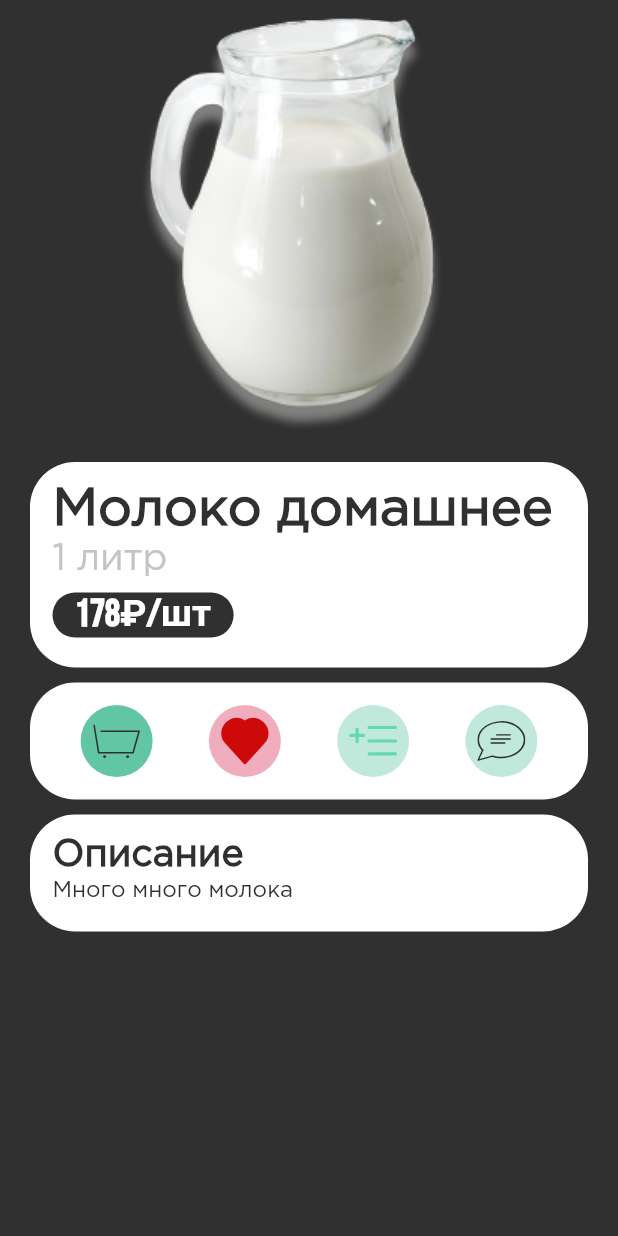
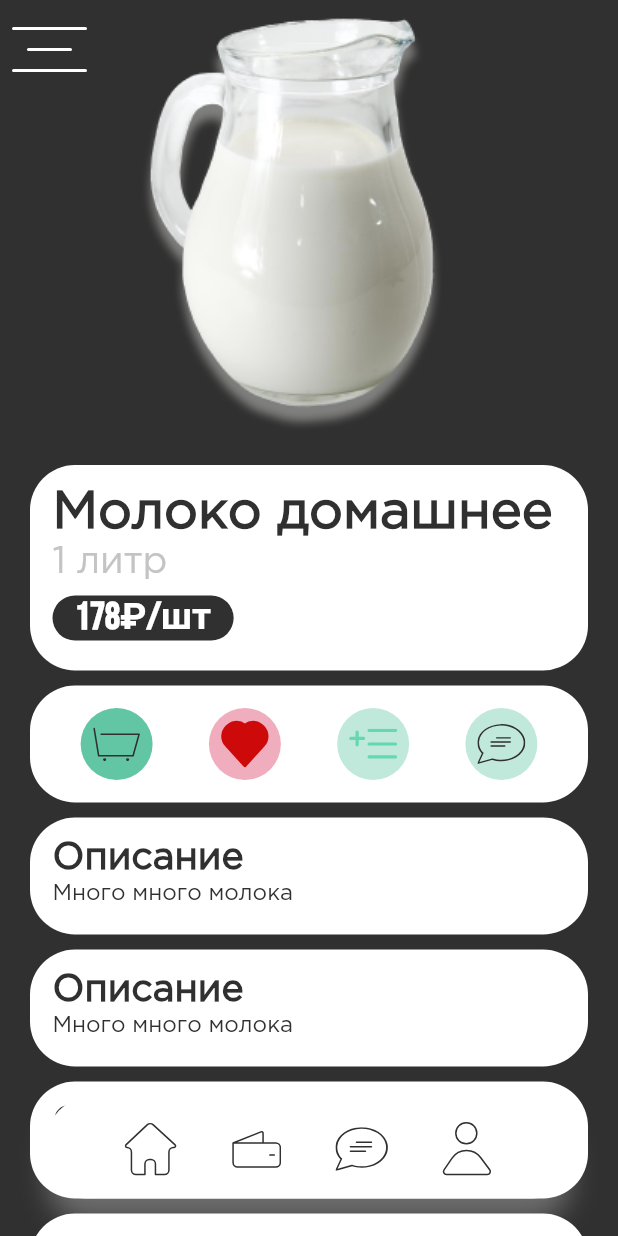
Before and after one commit to lamedevelop/cucumber-mobile, a Flutter app: the Product screen opened directly, on a phone screen of 412 x 824 dp. Run offline on Flutter 3.47's test engine with Material 2 defaults, Android fonts, the phone set to English and light mode, and no system bars; our stand-ins replace flutter_svg, get.

Commit message:
[CU-6] routing, bottom/topBar, refactoring

```diff
--- a/lib/config/icons.dart
+++ b/lib/config/icons.dart
@@ -1,4 +1,15 @@
+// Social
 const String CART = 'assets/icons/cart.svg';
 const String HEART = 'assets/icons/heart.svg';
 const String LIST = 'assets/icons/add_list.svg';
 const String MESSAGE = 'assets/icons/message.svg';
+
+// TopBar
+const String MENU = 'assets/icons/menu.svg';
+const String LEFT_ARROW = 'assets/icons/left_arrow.svg';
+const String SHORT_ARROW = 'assets/icons/short_arrow.svg';
+
+// BottomBar
+const String HOME = 'assets/icons/home.svg';
+const String MAN = 'assets/icons/man.svg';
+const String WALLET = 'assets/icons/wallet.svg';
--- /dev/null
+++ b/lib/config/routes_names.dart
@@ -0,0 +1,10 @@
+// BottomBar
+const String HOME = '/home';
+const String WALLET = '/wallet';
+const String MAN = '/man';
+const String MESSAGE = '/MESSAGE';
+
+// Pages
+const String CATEGORIES = '/categories';
+const String PRODUCTS_LIST = '/product_list';
+const String PRODUCT = '/product';
--- a/lib/models/product.dart
+++ b/lib/models/product.dart
@@ -6,9 +6,9 @@ class Product {
   final String description;
 
   Product({
-    this.image = "assets/images/milk.png",
-    this.name = "Название",
-    this.volume = '0',
+    this.image = 'assets/images/milk.png',
+    this.name = '',
+    this.volume = '',
     this.price = 0,
     this.description = '',
   });
@@ -23,3 +23,5 @@ class Product {
     );
   }
 }
+
+List<Product> sampleData = [];
--- /dev/null
+++ b/lib/pages/pages.dart
@@ -0,0 +1,3 @@
+export 'home_page.dart';
+export 'product.dart';
+export 'products_list.dart';
--- a/lib/pages/product.dart
+++ b/lib/pages/product.dart
@@ -1,8 +1,10 @@
 import 'package:flutter/material.dart';
+import 'package:flutter_svg/flutter_svg.dart';
+import 'package:get/get.dart';
 
-import 'package:cucumber_mobile/widgets/product/product_description.dart';
-import 'package:cucumber_mobile/widgets/product/product_social.dart';
-import 'package:cucumber_mobile/widgets/product/product_wide_description.dart';
+import 'package:cucumber_mobile/widgets/product/product.dart';
+import 'package:cucumber_mobile/widgets/bars/bars.dart';
+import 'package:cucumber_mobile/config/icons.dart' as icons;
 
 class Product extends StatefulWidget {
   @override
@@ -15,24 +17,49 @@ class _ProductState extends State<Product> {
   @override
   Widget build(BuildContext context) {
     return Scaffold(
-      body: Container(
+      body: SafeArea(
+        child: Stack(children: [
+          Container(
             child: ListView(
               children: <Widget>[
-            Image.asset(productImage,height: 300,),
-            SizedBox(height: 8),
+                _productImage(productImage),
                 ProductDescription(
                   name: 'Молоко домашнее',
                   volume: '1 литр',
                   price: '178₽/шт',
                 ),
-            SizedBox(height: 10),
                 ProductSocial(),
-            SizedBox(height: 10),
-            ProductWideDescription(
-              description: 'Много много молока',
-            ),
+                ProductWideDescription('Много много молока'),
+                ProductWideDescription('Много много молока'),
+                ProductWideDescription('Много много молока'),
+                ProductWideDescription('Много много молока'),
+                ProductWideDescription('Много много молока'),
+                ProductWideDescription('Много много молока'),
+                SizedBox(height: 100),
               ],
             ),
+          ),
+          Positioned(
+            top: 0,
+            child: MainTopBar(),
+            width: MediaQuery.of(context).size.width,
+          ),
+          Positioned(
+            bottom: 0,
+            child: BottomBarCustom(),
+            width: MediaQuery.of(context).size.width,
+          ),
+        ]),
+      ),
+    );
+  }
+
+  Widget _productImage(image) {
+    return Container(
+      margin: EdgeInsets.fromLTRB(0, 0, 0, 10),
+      child: Image.asset(
+        image,
+        height: 300,
       ),
     );
   }
--- /dev/null
+++ b/lib/routes.dart
@@ -0,0 +1,22 @@
+import 'package:get/get.dart';
+
+import 'package:cucumber_mobile/pages/pages.dart';
+import 'package:cucumber_mobile/config/routes_names.dart' as route_name;
+
+List<GetPage<dynamic>> routes = [
+  GetPage(
+    name: route_name.HOME,
+    page: () => HomePage(),
+    transition: Transition.noTransition,
+  ),
+  GetPage(
+    name: route_name.PRODUCTS_LIST,
+    page: () => ProductsList(),
+    transition: Transition.noTransition,
+  ),
+  GetPage(
+    name: route_name.PRODUCT,
+    page: () => Product(),
+    transition: Transition.noTransition,
+  ),
+];
--- /dev/null
+++ b/lib/widgets/bars/bars.dart
@@ -0,0 +1,2 @@
+export 'bottom_bar.dart';
+export 'main_topbar.dart';
--- /dev/null
+++ b/lib/widgets/bars/bottom_bar.dart
@@ -0,0 +1,61 @@
+import 'package:flutter/material.dart';
+import 'package:flutter_svg/flutter_svg.dart';
+import 'package:get/get.dart';
+
+import 'package:cucumber_mobile/config/icons.dart' as icons;
+import 'package:cucumber_mobile/config/palette.dart' as palette;
+import 'package:cucumber_mobile/config/routes_names.dart' as route_name;
+
+class BottomBarCustom extends StatelessWidget {
+  @override
+  Widget build(BuildContext context) {
+    return Container(
+      width: MediaQuery.of(context).size.width,
+      margin: EdgeInsets.fromLTRB(32, 0, 32, 25),
+      padding: EdgeInsets.symmetric(horizontal: 33.5, vertical: 9),
+      decoration: BoxDecoration(
+          color: Colors.white,
+          borderRadius: BorderRadius.circular(25),
+          boxShadow: [
+            BoxShadow(
+              color: Color(0x4BFFFFFF),
+              offset: Offset(0, 15),
+              blurRadius: 15,
+            )
+          ]),
+      child: Row(
+        mainAxisAlignment: MainAxisAlignment.spaceAround,
+        children: [
+          CircleIcon(icons.HOME, route_name.HOME),
+          CircleIcon(icons.WALLET, route_name.PRODUCT),
+          CircleIcon(icons.MESSAGE, route_name.PRODUCTS_LIST),
+          CircleIcon(icons.MAN, route_name.MAN),
+        ],
+      ),
+    );
+  }
+
+  Widget CircleIcon(String icon, String routeName) {
+    return Container(
+      width: 45,
+      decoration: BoxDecoration(
+        shape: BoxShape.circle,
+      ),
+      child: MaterialButton(
+        onPressed: () {
+          Get.toNamed(routeName);
+        },
+        elevation: 4,
+        color:
+            Get.currentRoute == routeName ? palette.Black.PRIMARY_LIGHT : null,
+        child: SvgPicture.asset(
+          icon,
+          height: 45,
+          fit: BoxFit.scaleDown,
+        ),
+        padding: EdgeInsets.all(0),
+        shape: CircleBorder(),
+      ),
+    );
+  }
+}
--- /dev/null
+++ b/lib/widgets/bars/main_topbar.dart
@@ -0,0 +1,24 @@
+import 'package:flutter/material.dart';
+import 'package:flutter_svg/flutter_svg.dart';
+
+import 'package:cucumber_mobile/config/icons.dart' as icons;
+
+class MainTopBar extends StatelessWidget {
+  @override
+  Widget build(BuildContext context) {
+    return Row(
+      mainAxisAlignment: MainAxisAlignment.start,
+      crossAxisAlignment: CrossAxisAlignment.center,
+      children: <Widget>[
+        IconButton(
+          iconSize: 50,
+          onPressed: () {},
+          icon: SvgPicture.asset(
+            icons.MENU,
+            fit: BoxFit.fitWidth,
+          ),
+        ), // Your widgets here
+      ],
+    );
+  }
+}
--- /dev/null
+++ b/lib/widgets/home_page/home_page.dart
@@ -0,0 +1 @@
+export 'welcome_message.dart';
--- /dev/null
+++ b/lib/widgets/product/product.dart
@@ -0,0 +1,3 @@
+export 'product_description.dart';
+export 'product_social.dart';
+export 'product_wide_description.dart';
--- a/lib/widgets/product/product_description.dart
+++ b/lib/widgets/product/product_description.dart
@@ -24,7 +24,7 @@ class _ProductDescriptionState extends State<ProductDescription> {
     return Container(
       width: MediaQuery.of(context).size.width * 0.95,
       padding: EdgeInsets.all(15),
-      margin: EdgeInsets.symmetric(horizontal: 20),
+      margin: EdgeInsets.fromLTRB(20, 0, 20, 10),
       decoration: BoxDecoration(
         color: Colors.white,
         borderRadius: BorderRadius.circular(30),
--- a/lib/widgets/product/product_social.dart
+++ b/lib/widgets/product/product_social.dart
@@ -14,8 +14,8 @@ class _ProductSocialState extends State<ProductSocial> {
   Widget build(BuildContext context) {
     return Container(
         width: MediaQuery.of(context).size.width * 0.95,
-        padding: const EdgeInsets.all(15),
-        margin: const EdgeInsets.symmetric(horizontal: 20),
+        padding: EdgeInsets.all(15),
+        margin: EdgeInsets.fromLTRB(20, 0, 20, 10),
         decoration: BoxDecoration(
           color: Colors.white,
           borderRadius: BorderRadius.circular(30),
--- a/lib/widgets/product/product_wide_description.dart
+++ b/lib/widgets/product/product_wide_description.dart
@@ -3,9 +3,9 @@ import 'package:flutter/material.dart';
 import 'package:cucumber_mobile/config/palette.dart' as palette;
 
 class ProductWideDescription extends StatefulWidget {
-  const ProductWideDescription({
+  const ProductWideDescription(
+    this.description, {
     Key? key,
-    required this.description,
   }) : super(key: key);
 
   final String description;
@@ -20,9 +20,7 @@ class _ProductWideDescriptionState extends State<ProductWideDescription> {
     return Container(
       width: MediaQuery.of(context).size.width * 0.95,
       padding: EdgeInsets.all(15),
-      margin: EdgeInsets.symmetric(
-        horizontal: 20,
-      ),
+      margin: EdgeInsets.fromLTRB(20, 0, 20, 10),
       decoration: BoxDecoration(
         color: Colors.white,
         borderRadius: BorderRadius.circular(30),
--- /dev/null
+++ b/lib/widgets/product_list/product_list.dart
@@ -0,0 +1 @@
+export 'product_list_elem.dart';
```
Also changed, not shown: lib/main.dart (+6 -4 lines), lib/pages/home_page.dart (added, +35 -0 lines), lib/pages/products_list.dart (+65 -14 lines), lib/provides/product_provider.dart (+22 -22 lines), lib/widgets/home_page/welcome_message.dart (added, +26 -0 lines). Lines whose indentation alone changed are shown as unchanged.
